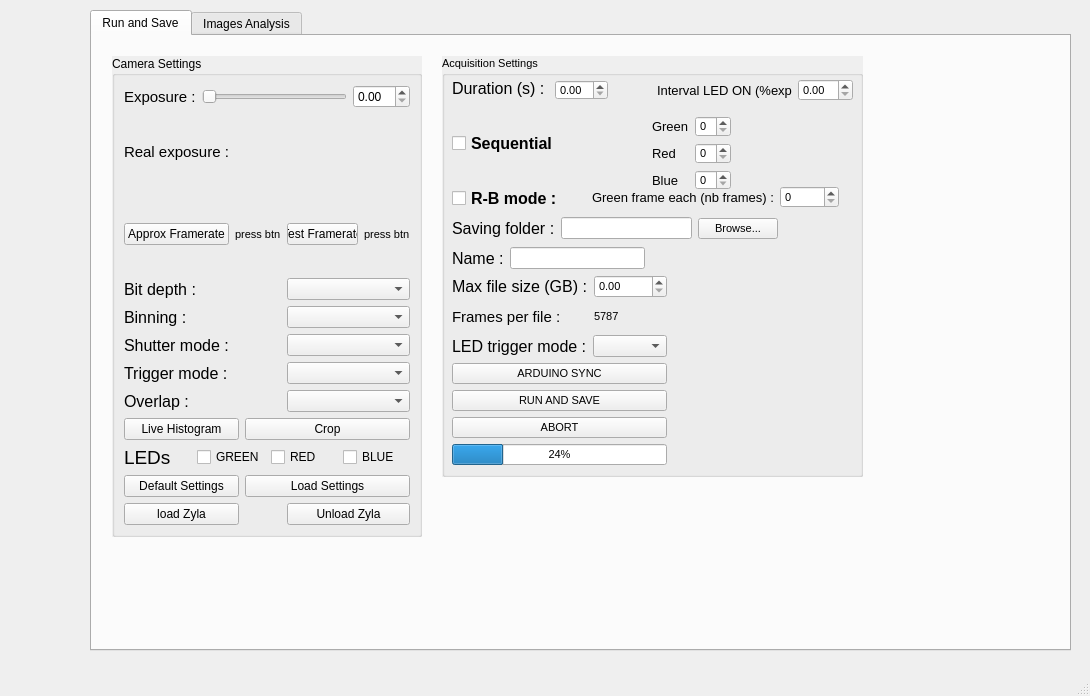
JohnstonLab/OMMI, file isoi_window_V2.ui: the form before one commit.
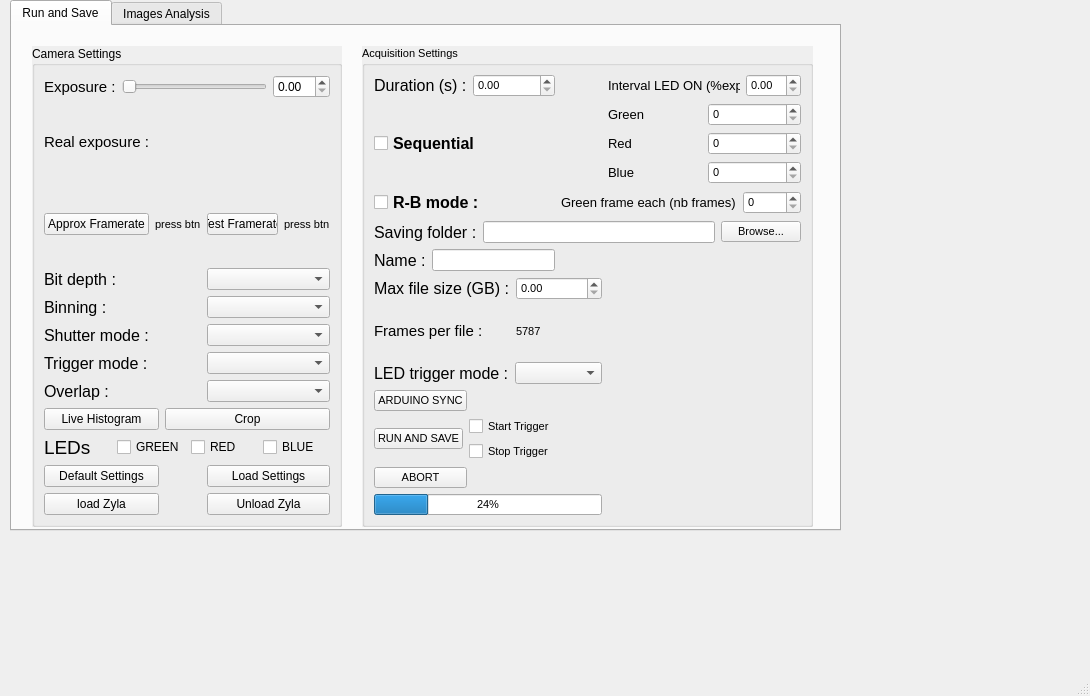
The form after the commit.

Commit message: Connection with GUI changes + closing browse window after loading

The edit to the form file:
```diff
--- a/isoi_window_V2.ui
+++ b/isoi_window_V2.ui
@@ -17,10 +17,10 @@
    <widget class="QTabWidget" name="tabWidget">
     <property name="geometry">
      <rect>
-      <x>90</x>
-      <y>10</y>
-      <width>981</width>
-      <height>641</height>
+      <x>10</x>
+      <y>0</y>
+      <width>831</width>
+      <height>531</height>
      </rect>
     </property>
     <property name="currentIndex">
@@ -249,13 +249,6 @@
          </property>
         </widget>
        </item>
-       <item row="10" column="2" colspan="2">
-        <widget class="QPushButton" name="loadSettingsFileBtn">
-         <property name="text">
-          <string>Load Settings</string>
-         </property>
-        </widget>
-       </item>
        <item row="11" column="0" colspan="2">
         <widget class="QPushButton" name="loadBtn">
          <property name="text">
@@ -263,13 +256,6 @@
          </property>
         </widget>
        </item>
-       <item row="11" column="3">
-        <widget class="QPushButton" name="unloadBtn">
-         <property name="text">
-          <string>Unload Zyla</string>
-         </property>
-        </widget>
-       </item>
        <item row="1" column="0" colspan="2">
         <widget class="QLabel" name="expLabel_2">
          <property name="font">
@@ -296,10 +282,30 @@
          </item>
         </layout>
        </item>
+       <item row="10" column="3">
+        <widget class="QPushButton" name="loadSettingsFileBtn">
+         <property name="text">
+          <string>Load Settings</string>
+         </property>
+        </widget>
+       </item>
+       <item row="11" column="3">
+        <widget class="QPushButton" name="unloadBtn">
+         <property name="text">
+          <string>Unload Zyla</string>
+         </property>
+        </widget>
+       </item>
       </layout>
-      <zorder>layoutWidget</zorder>
-      <zorder></zorder>
-      <zorder></zorder>
+      <zorder>label_7</zorder>
+      <zorder>bitBox</zorder>
+      <zorder>label_3</zorder>
+      <zorder>binBox</zorder>
+      <zorder>histoBtn</zorder>
+      <zorder>cropBtn</zorder>
+      <zorder>expLabel_2</zorder>
+      <zorder>expLabel</zorder>
+      <zorder>realExp</zorder>
       <zorder></zorder>
       <zorder></zorder>
       <zorder>shutBox</zorder>
@@ -308,8 +314,6 @@
       <zorder>triggerBox</zorder>
       <zorder>overlapBox</zorder>
       <zorder>label_18</zorder>
-      <zorder>layoutWidget</zorder>
-      <zorder>layoutWidget</zorder>
       <zorder>defaultSettingsBtn</zorder>
       <zorder>loadSettingsFileBtn</zorder>
       <zorder>unloadBtn</zorder>
@@ -320,8 +324,8 @@
        <rect>
         <x>350</x>
         <y>20</y>
-        <width>421</width>
-        <height>421</height>
+        <width>451</width>
+        <height>481</height>
        </rect>
       </property>
       <property name="font">
@@ -335,173 +339,9 @@
       <property name="title">
        <string>Acquisition Settings</string>
       </property>
-      <widget class="QWidget" name="layoutWidget">
-       <property name="geometry">
-        <rect>
-         <x>10</x>
-         <y>160</y>
-         <width>326</width>
-         <height>25</height>
-        </rect>
-       </property>
-       <layout class="QHBoxLayout" name="horizontalLayout_5">
-        <item>
-         <widget class="QLabel" name="label_19">
-          <property name="font">
-           <font>
-            <pointsize>12</pointsize>
-           </font>
-          </property>
-          <property name="text">
-           <string>Saving folder :</string>
-          </property>
-         </widget>
-        </item>
-        <item>
-         <widget class="QLineEdit" name="savingPath"/>
-        </item>
-        <item>
-         <widget class="QPushButton" name="savingPathBtn">
-          <property name="text">
-           <string>Browse...</string>
-          </property>
-         </widget>
-        </item>
-       </layout>
-      </widget>
-      <widget class="QWidget" name="layoutWidget">
-       <property name="geometry">
-        <rect>
-         <x>10</x>
-         <y>219</y>
-         <width>215</width>
-         <height>190</height>
-        </rect>
-       </property>
-       <layout class="QVBoxLayout" name="verticalLayout">
-        <item>
-         <layout class="QGridLayout" name="gridLayout_3">
+      <layout class="QGridLayout" name="gridLayout_4">
           <item row="0" column="0">
-           <widget class="QLabel" name="label_12">
-            <property name="font">
-             <font>
-              <pointsize>12</pointsize>
-             </font>
-            </property>
-            <property name="text">
-             <string>Max file size (GB) :</string>
-            </property>
-           </widget>
-          </item>
-          <item row="0" column="1">
-           <widget class="QDoubleSpinBox" name="fileSize"/>
-          </item>
-          <item row="1" column="0">
-           <widget class="QLabel" name="label_10">
-            <property name="font">
-             <font>
-              <pointsize>11</pointsize>
-             </font>
-            </property>
-            <property name="text">
-             <string>Frames per file :</string>
-            </property>
-           </widget>
-          </item>
-          <item row="1" column="1">
-           <widget class="QLabel" name="framesPerFileLabel">
-            <property name="text">
-             <string>5787</string>
-            </property>
-           </widget>
-          </item>
-         </layout>
-        </item>
-        <item>
-         <layout class="QHBoxLayout" name="horizontalLayout_3">
-          <item>
-           <widget class="QLabel" name="label_16">
-            <property name="font">
-             <font>
-              <pointsize>12</pointsize>
-             </font>
-            </property>
-            <property name="text">
-             <string>LED trigger mode :</string>
-            </property>
-           </widget>
-          </item>
-          <item>
-           <widget class="QComboBox" name="ledTrigBox"/>
-          </item>
-         </layout>
-        </item>
-        <item>
-         <widget class="QPushButton" name="arduinoBtn">
-          <property name="text">
-           <string>ARDUINO SYNC</string>
-          </property>
-         </widget>
-        </item>
-        <item>
-         <widget class="QPushButton" name="runSaveBtn">
-          <property name="text">
-           <string>RUN AND SAVE</string>
-          </property>
-         </widget>
-        </item>
-        <item>
-         <widget class="QPushButton" name="abortBtn">
-          <property name="text">
-           <string>ABORT</string>
-          </property>
-         </widget>
-        </item>
-        <item>
-         <widget class="QProgressBar" name="progressBar">
-          <property name="value">
-           <number>24</number>
-          </property>
-         </widget>
-        </item>
-       </layout>
-      </widget>
-      <widget class="QWidget" name="layoutWidget">
-       <property name="geometry">
-        <rect>
-         <x>10</x>
-         <y>191</y>
-         <width>193</width>
-         <height>22</height>
-        </rect>
-       </property>
-       <layout class="QHBoxLayout" name="horizontalLayout_12">
-        <item>
-         <widget class="QLabel" name="label_11">
-          <property name="font">
-           <font>
-            <pointsize>12</pointsize>
-           </font>
-          </property>
-          <property name="text">
-           <string>Name :</string>
-          </property>
-         </widget>
-        </item>
-        <item>
-         <widget class="QLineEdit" name="experimentName"/>
-        </item>
-       </layout>
-      </widget>
       <widget class="QLabel" name="label_4">
-       <property name="geometry">
-        <rect>
-         <x>10</x>
-         <y>23</y>
-         <width>96</width>
-         <height>19</height>
-        </rect>
-       </property>
        <property name="font">
         <font>
          <pointsize>12</pointsize>
@@ -511,25 +351,11 @@
         <string>Duration (s) :</string>
        </property>
       </widget>
-      <widget class="QDoubleSpinBox" name="experimentDuration">
-       <property name="geometry">
-        <rect>
-         <x>113</x>
-         <y>24</y>
-         <width>53</width>
-         <height>20</height>
-        </rect>
-       </property>
-      </widget>
-      <widget class="QWidget" name="layoutWidget_5">
-       <property name="geometry">
-        <rect>
-         <x>215</x>
-         <y>23</y>
-         <width>196</width>
-         <height>22</height>
-        </rect>
-       </property>
+       </item>
+       <item row="0" column="1">
+        <widget class="QDoubleSpinBox" name="experimentDuration"/>
+       </item>
+       <item row="0" column="3">
        <layout class="QHBoxLayout" name="horizontalLayout_7">
         <item>
          <widget class="QLabel" name="label_15">
@@ -547,16 +373,9 @@
          <widget class="QDoubleSpinBox" name="expRatio"/>
         </item>
        </layout>
-      </widget>
+       </item>
+       <item row="1" column="0" colspan="2">
       <widget class="QCheckBox" name="rgbMode">
-       <property name="geometry">
-        <rect>
-         <x>10</x>
-         <y>76</y>
-         <width>110</width>
-         <height>23</height>
-        </rect>
-       </property>
        <property name="font">
         <font>
          <pointsize>12</pointsize>
@@ -568,15 +387,8 @@
         <string>Sequential</string>
        </property>
       </widget>
-      <widget class="QWidget" name="">
-       <property name="geometry">
-        <rect>
-         <x>210</x>
-         <y>60</y>
-         <width>79</width>
-         <height>74</height>
-        </rect>
-       </property>
+       </item>
+       <item row="1" column="3">
        <layout class="QGridLayout" name="gridLayout">
         <item row="0" column="0">
          <widget class="QLabel" name="label_6">
@@ -624,16 +436,9 @@
          <widget class="QSpinBox" name="bRatio"/>
         </item>
        </layout>
-      </widget>
+       </item>
+       <item row="2" column="0" colspan="2">
       <widget class="QCheckBox" name="rbMode">
-       <property name="geometry">
-        <rect>
-         <x>10</x>
-         <y>131</y>
-         <width>121</width>
-         <height>23</height>
-        </rect>
-       </property>
        <property name="font">
         <font>
          <pointsize>12</pointsize>
@@ -645,15 +450,8 @@
         <string>R-B mode :</string>
        </property>
       </widget>
-      <widget class="QWidget" name="">
-       <property name="geometry">
-        <rect>
-         <x>150</x>
-         <y>130</y>
-         <width>247</width>
-         <height>22</height>
-        </rect>
-       </property>
+       </item>
+       <item row="2" column="2" colspan="2">
        <layout class="QHBoxLayout" name="horizontalLayout_9">
         <item>
          <widget class="QLabel" name="label_20">
@@ -675,19 +473,173 @@
          </widget>
         </item>
        </layout>
-      </widget>
+       </item>
+       <item row="3" column="0" colspan="4">
+        <layout class="QHBoxLayout" name="horizontalLayout_5">
+         <item>
+          <widget class="QLabel" name="label_19">
+           <property name="font">
+            <font>
+             <pointsize>12</pointsize>
+            </font>
+           </property>
+           <property name="text">
+            <string>Saving folder :</string>
+           </property>
+          </widget>
+         </item>
+         <item>
+          <widget class="QLineEdit" name="savingPath"/>
+         </item>
+         <item>
+          <widget class="QPushButton" name="savingPathBtn">
+           <property name="text">
+            <string>Browse...</string>
+           </property>
+          </widget>
+         </item>
+        </layout>
+       </item>
+       <item row="4" column="0" colspan="2">
+        <layout class="QHBoxLayout" name="horizontalLayout_12">
+         <item>
+          <widget class="QLabel" name="label_11">
+           <property name="font">
+            <font>
+             <pointsize>12</pointsize>
+            </font>
+           </property>
+           <property name="text">
+            <string>Name :</string>
+           </property>
+          </widget>
+         </item>
+         <item>
+          <widget class="QLineEdit" name="experimentName"/>
+         </item>
+        </layout>
+       </item>
+       <item row="5" column="0" colspan="3">
+        <layout class="QGridLayout" name="gridLayout_3">
+         <item row="0" column="0">
+          <widget class="QLabel" name="label_12">
+           <property name="font">
+            <font>
+             <pointsize>12</pointsize>
+            </font>
+           </property>
+           <property name="text">
+            <string>Max file size (GB) :</string>
+           </property>
+          </widget>
+         </item>
+         <item row="0" column="1">
+          <widget class="QDoubleSpinBox" name="fileSize"/>
+         </item>
+         <item row="1" column="0">
+          <widget class="QLabel" name="label_10">
+           <property name="font">
+            <font>
+             <pointsize>11</pointsize>
+            </font>
+           </property>
+           <property name="text">
+            <string>Frames per file :</string>
+           </property>
+          </widget>
+         </item>
+         <item row="1" column="1">
+          <widget class="QLabel" name="framesPerFileLabel">
+           <property name="text">
+            <string>5787</string>
+           </property>
+          </widget>
+         </item>
+        </layout>
+       </item>
+       <item row="6" column="0" colspan="3">
+        <layout class="QHBoxLayout" name="horizontalLayout_3">
+         <item>
+          <widget class="QLabel" name="label_16">
+           <property name="font">
+            <font>
+             <pointsize>12</pointsize>
+            </font>
+           </property>
+           <property name="text">
+            <string>LED trigger mode :</string>
+           </property>
+          </widget>
+         </item>
+         <item>
+          <widget class="QComboBox" name="ledTrigBox"/>
+         </item>
+        </layout>
+       </item>
+       <item row="7" column="0">
+        <widget class="QPushButton" name="arduinoBtn">
+         <property name="text">
+          <string>ARDUINO SYNC</string>
+         </property>
+        </widget>
+       </item>
+       <item row="8" column="0" colspan="2">
+        <layout class="QHBoxLayout" name="horizontalLayout_2">
+         <item>
+          <widget class="QPushButton" name="runSaveBtn">
+           <property name="text">
+            <string>RUN AND SAVE</string>
+           </property>
+          </widget>
+         </item>
+         <item>
+          <layout class="QVBoxLayout" name="verticalLayout">
+           <item>
+            <widget class="QCheckBox" name="startTriggerBox">
+             <property name="text">
+              <string>Start Trigger</string>
+             </property>
+            </widget>
+           </item>
+           <item>
+            <widget class="QCheckBox" name="stopTriggerBox">
+             <property name="text">
+              <string>Stop Trigger</string>
+             </property>
+            </widget>
+           </item>
+          </layout>
+         </item>
+        </layout>
+       </item>
+       <item row="9" column="0">
+        <widget class="QPushButton" name="abortBtn">
+         <property name="text">
+          <string>ABORT</string>
+         </property>
+        </widget>
+       </item>
+       <item row="10" column="0" colspan="3">
+        <widget class="QProgressBar" name="progressBar">
+         <property name="value">
+          <number>24</number>
+         </property>
+        </widget>
+       </item>
+      </layout>
+      <zorder>label_4</zorder>
+      <zorder>experimentDuration</zorder>
+      <zorder>layoutWidget_5</zorder>
+      <zorder>rgbMode</zorder>
+      <zorder>rbMode</zorder>
       <zorder>layoutWidget</zorder>
       <zorder>layoutWidget</zorder>
       <zorder>layoutWidget</zorder>
       <zorder>layoutWidget</zorder>
       <zorder>layoutWidget</zorder>
+      <zorder>startTriggerBox</zorder>
+      <zorder>stopTriggerBox</zorder>
      </widget>
-     <zorder>layoutWidget</zorder>
-     <zorder>layoutWidget</zorder>
-     <zorder>layoutWidget</zorder>
-     <zorder>label_15</zorder>
-     <zorder>groupBox</zorder>
-     <zorder>groupBox_2</zorder>
     </widget>
     <widget class="QWidget" name="tab_2">
      <attribute name="title">
```
Lines whose indentation alone changed are shown as unchanged. The commit also changes 4 other files.
